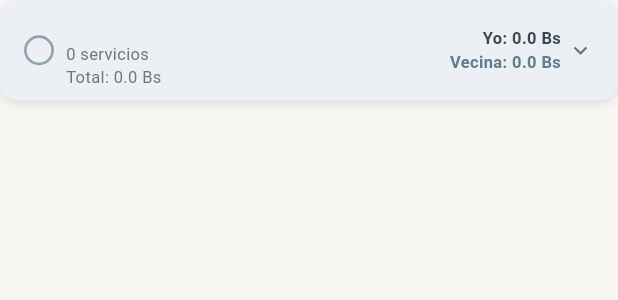
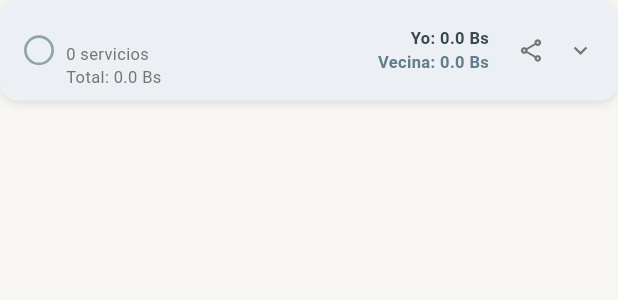
Before and after one commit to Alejandro-Gerard-Sejas-Jiemenez/service_basic, a Flutter app: the MonthlyGroupCard widget shown alone on an empty page, opened directly with empty values, on a phone screen of 412 x 824 dp. Shown: the top 300 px of the screen. Run offline on Flutter 3.47's test engine with Material 3 defaults, Android fonts, the phone set to English and light mode, and no system bars; our stand-ins replace shared_preferences; accounts and stored records are empty.

Commit message:
feat: add monthly summary sharing to clipboard

```diff
--- a/lib/ui/core/strings.dart
+++ b/lib/ui/core/strings.dart
@@ -10,13 +10,15 @@ class AppStrings {
   static const String editBillTitle = 'Editar factura';
   static const String noBillsFound = 'No hay facturas registradas.';
 
-  // Dialogs
+  // Dialogs & Actions
   static const String deleteBillTitle = 'Eliminar factura';
   static const String deleteBillConfirmMessage =
       '¿Estás seguro de que deseas eliminar este servicio de la lista?';
   static const String cancel = 'Cancelar';
   static const String delete = 'Eliminar';
   static const String save = 'Guardar';
+  static const String shareSummary = 'Compartir resumen';
+  static const String summaryCopied = '¡Resumen copiado al portapapeles!';
 
   // Form Labels
   static const String labelService = 'SERVICIO';
--- a/lib/ui/features/home/views/widgets/monthly_group_card.dart
+++ b/lib/ui/features/home/views/widgets/monthly_group_card.dart
@@ -13,6 +13,7 @@ class MonthlyGroupCard extends StatelessWidget {
   final MonthlyGroup group;
   final bool isExpanded;
   final VoidCallback onToggle;
+  final VoidCallback onShare;
   final Widget Function(String groupId, ServiceBill bill) billItemBuilder;
 
   const MonthlyGroupCard({
@@ -20,6 +21,7 @@ class MonthlyGroupCard extends StatelessWidget {
     required this.group,
     required this.isExpanded,
     required this.onToggle,
+    required this.onShare,
     required this.billItemBuilder,
   });
 
@@ -137,6 +139,26 @@ class MonthlyGroupCard extends StatelessWidget {
                       ],
                     ),
                     const SizedBox(width: AppSpacing.xs),
+                    Semantics(
+                      button: true,
+                      label: 'Compartir resumen de ${group.monthName}',
+                      child: IconButton(
+                        key: Key('share_month_${group.id}'),
+                        tooltip: 'Compartir resumen',
+                        icon: Icon(
+                          Icons.share_outlined,
+                          size: 18,
+                          color: isExpanded
+                              ? _monthSubTextExp
+                              : AppColors.textSecondary,
+                        ),
+                        onPressed: onShare,
+                        constraints: const BoxConstraints(
+                          minWidth: 40,
+                          minHeight: 40,
+                        ),
+                      ),
+                    ),
                     Icon(
                       isExpanded
                           ? Icons.keyboard_arrow_up
```
Also changed, not shown: lib/ui/features/home/services/bill_share_formatter.dart (added, +57 -0 lines), lib/ui/features/home/views/home_view.dart (+20 -0 lines), 4 other files.
